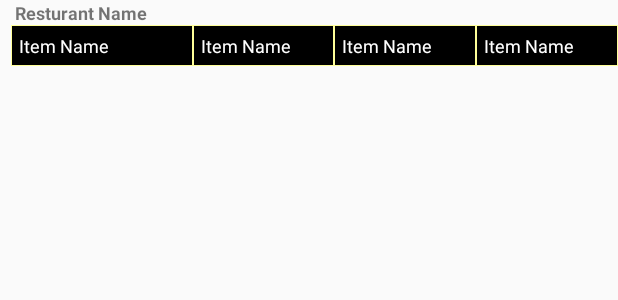
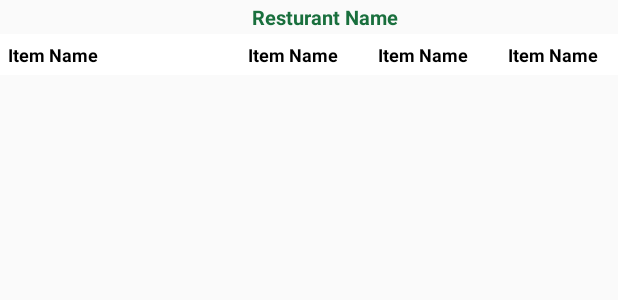
Before and after one commit to harshpatel2810/gyo_delivery, an Android app: the layout layout_bill.xml on its own in the app's theme, with its tools: preview values and no code run, on a phone screen of 412 x 824 dp. Shown: the top 300 px of the screen. Run offline under Robolectric (Android 15) with nearby library versions, the phone set to English and light mode, and no system bars.

Commit message:
Today I have done animations with the screen and completed icons for veg-non veg and implementation of TextView below Image View forminimum order of resturant and current continuing with Search Location functionality by refering google references.
22-5-2017
Sir made design for search bar
Completed Updation of amount of item
Alert Dialog if the quantity goes higher than 10 with validation

23-5-2017
Completed Search functionality for location

24-5-2017
Creating bill for resturant

25-5-2017
Designing Screen for bill payment
and create layout resource file to inflate it

26-5-2017
Created bill by inflating layout in listview and bill will be updated soon

27-5-2017
Creation of bill completed with help of pratik sir
Layout designing will be completed by tommorrow

28-5-2017
Designing layout for bill

29-5-2017
Continuing with the designing of bill

```diff
--- a/app/build.gradle
+++ b/app/build.gradle
@@ -36,6 +36,7 @@ dependencies {
     compile 'com.android.support:cardview-v7:25.3.1'
     compile 'com.google.android.gms:play-services-places:9.4.0'
     compile 'com.koushikdutta.ion:ion:2.+'
+    compile 'com.vstechlab.easyfonts:easyfonts:1.0.0'
     testCompile 'junit:junit:4.12'
     annotationProcessor 'com.jakewharton:butterknife-compiler:8.5.1'
 }
--- a/app/src/main/res/drawable/cell_shape.xml
+++ b/app/src/main/res/drawable/cell_shape.xml
@@ -2,6 +2,6 @@
 <shape
     xmlns:android="http://schemas.android.com/apk/res/android"
     android:shape= "rectangle"  >
-    <solid android:color="#000"/>
-    <stroke android:width="0.5dp"  android:color="#ff9"/>
+    <solid android:color="#ffffff"/>
+    <stroke android:width="0.5dp"  android:color="#ffffff"/>
 </shape>
--- a/app/src/main/res/layout/layout_bill.xml
+++ b/app/src/main/res/layout/layout_bill.xml
@@ -1,66 +1,86 @@
 <?xml version="1.0" encoding="utf-8"?>
 <TableLayout xmlns:android="http://schemas.android.com/apk/res/android"
-    android:orientation="vertical" android:layout_width="match_parent"
-    android:layout_height="wrap_content">
-    <TableRow>
+    android:layout_width="fill_parent"
+    android:layout_height="match_parent"
+    >
+    <TableRow
+        android:layout_width="match_parent"
+        android:layout_height="wrap_content"
+        android:gravity="center"
+        android:paddingLeft="10dp"
+        android:paddingTop="2dp">
         <TextView
             android:id="@+id/txtResturantBillName"
-            android:layout_width="wrap_content"
+            android:layout_width="100dp"
             android:layout_height="wrap_content"
-            android:textSize="12sp"
             android:paddingStart="10dp"
-            android:textStyle="bold"
-            android:text="Resturant Name" />
+            android:layout_weight="3"
+            android:text="Resturant Name"
+            android:textAlignment="center"
+            android:textSize="13sp"
+            android:textColor="@color/darkgreen"
+            android:textStyle="bold" />
     </TableRow>
     <TableRow
         android:layout_width="match_parent"
-        android:layout_height="match_parent"
-        android:paddingLeft="7dp">
+        android:layout_height="wrap_content"
+        android:gravity="left"
+        android:paddingLeft="0dp"
+        android:paddingTop="2dp">
+
         <TextView
             android:id="@+id/txtItemName"
-            android:layout_width="wrap_content"
+            android:layout_width="80dp"
             android:layout_height="wrap_content"
+            android:layout_weight="1"
+            android:background="@drawable/cell_shape"
+            android:padding="5dp"
+            android:textStyle="bold"
+            android:text="Item Name"
+            android:textAppearance="?android:attr/textAppearanceMedium"
+            android:textColor="#000000"
+            android:textSize="12sp"></TextView>
+
+        <TextView
+            android:id="@+id/txtItemQuantity"
+            android:layout_width="match_parent"
+            android:layout_height="wrap_content"
+            android:layout_weight="0.3"
             android:background="@drawable/cell_shape"
             android:padding="5dp"
             android:text="Item Name"
-            android:textColor="#FFFFFF"
-            android:textSize="12sp"
-            android:layout_weight="0.5"
-            android:textAppearance="?android:attr/textAppearanceMedium">
-        </TextView>
-        <TextView
-            android:id="@+id/txtItemQuantity"
-            android:layout_width="wrap_content"
-            android:layout_height="wrap_content"
-            android:background="@drawable/cell_shape"
-            android:padding="5dp"
-            android:layout_weight="0.5"
-            android:text="Item Name"
-            android:textColor="#FFFFFF"
-            android:textSize="12sp"
-            android:textAppearance="?android:attr/textAppearanceMedium"></TextView>
+            android:textStyle="bold"
+            android:textAlignment="center"
+            android:textAppearance="?android:attr/textAppearanceMedium"
+            android:textColor="#000000"
+            android:textSize="12sp"></TextView>
+
         <TextView
             android:id="@+id/txtRate"
             android:layout_width="wrap_content"
             android:layout_height="wrap_content"
+            android:layout_weight="0.3"
             android:background="@drawable/cell_shape"
             android:padding="5dp"
+            android:textStyle="bold"
             android:text="Item Name"
-            android:textColor="#FFFFFF"
-            android:textSize="12sp"
-            android:layout_weight="0.5"
-            android:textAppearance="?android:attr/textAppearanceMedium"></TextView>
+            android:textAlignment="center"
+            android:textAppearance="?android:attr/textAppearanceMedium"
+            android:textColor="#000000"
+            android:textSize="12sp"></TextView>
+
         <TextView
             android:id="@+id/txtBillAmount"
             android:layout_width="wrap_content"
             android:layout_height="wrap_content"
+            android:layout_weight="0.3"
             android:background="@drawable/cell_shape"
             android:padding="5dp"
             android:text="Item Name"
-            android:textColor="#FFFFFF"
-            android:textSize="12sp"
-            android:layout_weight="0.5"
-            android:textAppearance="?android:attr/textAppearanceMedium"></TextView>
-
+            android:textStyle="bold"
+            android:textAlignment="center"
+            android:textAppearance="?android:attr/textAppearanceMedium"
+            android:textColor="#000000"
+            android:textSize="12sp"></TextView>
     </TableRow>
 </TableLayout>
--- a/app/src/main/res/values/colors.xml
+++ b/app/src/main/res/values/colors.xml
@@ -3,6 +3,8 @@
     <color name="colorPrimary">#1d1919</color>
     <color name="colorPrimaryDark">#000000</color>
     <color name="colorAccent">#FF4081</color>
-    <color name="grey">#808080</color>
+    <color name="grey">#D3D3D3</color>
     <color name="blue">#141492</color>
+    <color name="darkgreen">#196F3D  </color>
+    <color name="maroon">#760B00</color>
 </resources>
--- a/app/src/main/res/values/strings.xml
+++ b/app/src/main/res/values/strings.xml
@@ -29,5 +29,5 @@
     <string name="GPSMessage">Enable Your Location Services</string>
     <string name="title_activity_search_location">SearchLocation</string>
     <string name="text_location_search">Search for area,street name,loc...</string>
-    <string name="proceed_for_payment">Proceed for payment</string>
+    <string name="proceed_for_payment">PROCEED TO PAY</string>
 </resources>
```
Also changed, not shown: app/src/main/java/com/goyo/grocery_goyo/CustomBillAdapter.java (+8 -6 lines), app/src/main/java/com/goyo/grocery_goyo/CustomMenuAdapter.java (+36 -6 lines), app/src/main/java/com/goyo/grocery_goyo/CustomerBill.java (+38 -14 lines), app/src/main/java/com/goyo/grocery_goyo/HomeActivity.java (+9 -1 lines), app/src/main/res/drawable/paymentbuttoncolor.xml (+12 -12 lines), app/src/main/res/layout/activity_customer_bill.xml (+14 -14 lines), app/src/main/res/assets/fonts/abc.ttf (added), app/src/main/res/drawable-hdpi/ic_empty_cart.png (added), app/src/main/res/drawable-mdpi/ic_empty_cart.png (added), app/src/main/res/drawable-xhdpi/ic_empty_cart.png (added), app/src/main/res/drawable-xxhdpi/ic_empty_cart.png (added).
